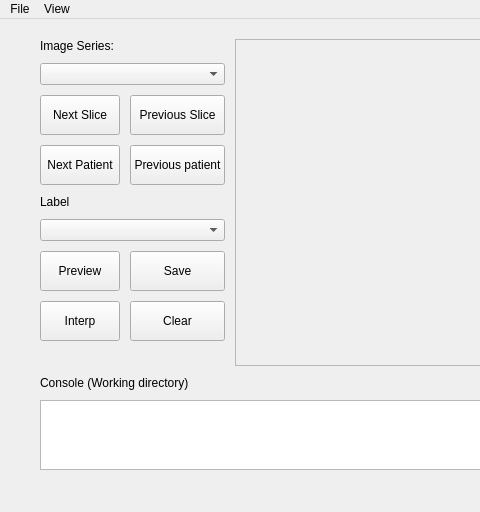
MenxLi/LabelSys, file mainWindow.ui: the form before one commit; both pictures show x 0 to 480 and y 0 to 512 of the 1024 by 512 pixel window.
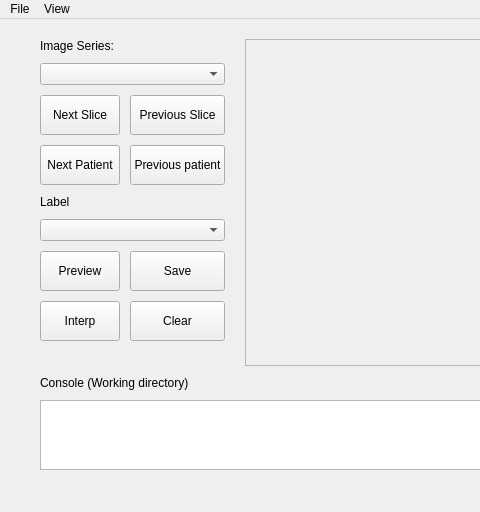
The form after the commit.

```diff
--- a/mainWindow.ui
+++ b/mainWindow.ui
@@ -37,7 +37,7 @@
      <number>20</number>
     </property>
     <item>
-     <layout class="QHBoxLayout" name="hframe_im_btn" stretch="1,5">
+     <layout class="QHBoxLayout" name="hframe_im_btn" stretch="1,0,5">
       <item>
        <layout class="QGridLayout" name="grid_btns">
         <property name="sizeConstraint">
@@ -284,6 +284,22 @@
         </item>
        </layout>
       </item>
+      <item>
+       <spacer name="im_btn_spacer">
+        <property name="orientation">
+         <enum>Qt::Horizontal</enum>
+        </property>
+        <property name="sizeType">
+         <enum>QSizePolicy::Preferred</enum>
+        </property>
+        <property name="sizeHint" stdset="0">
+         <size>
+          <width>10</width>
+          <height>20</height>
+         </size>
+        </property>
+       </spacer>
+      </item>
       <item>
        <widget class="QFrame" name="im_frame">
         <property name="frameShape">
```
Left out of the diff: 224 changed lines with no effect on the pictures.
